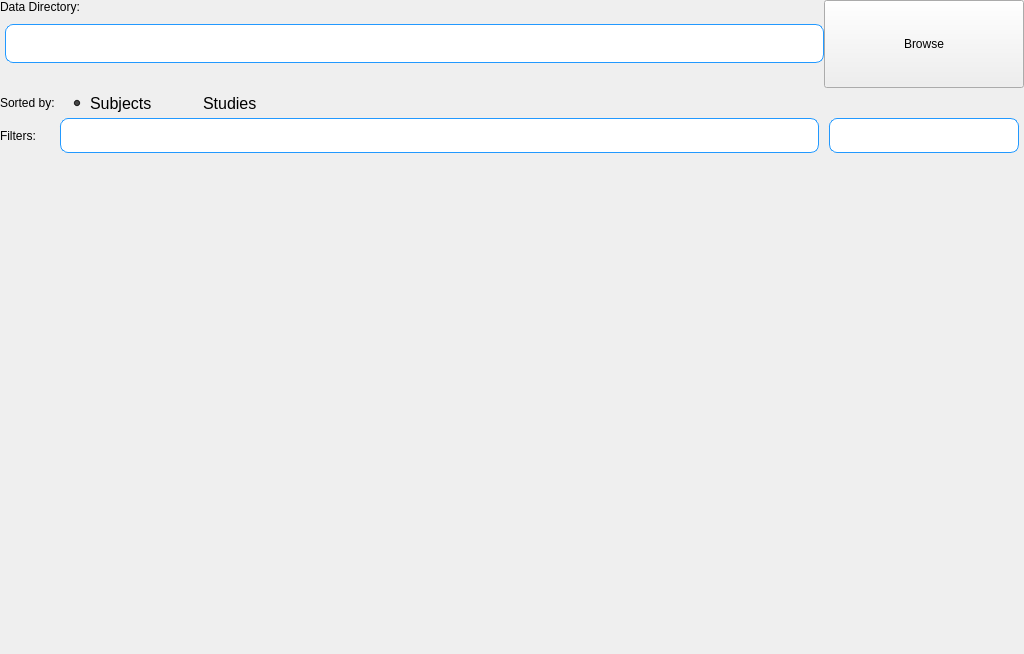
Old version of the form src/ihm/SubjectsFrame.ui in the repository lamyj/dicomifier.
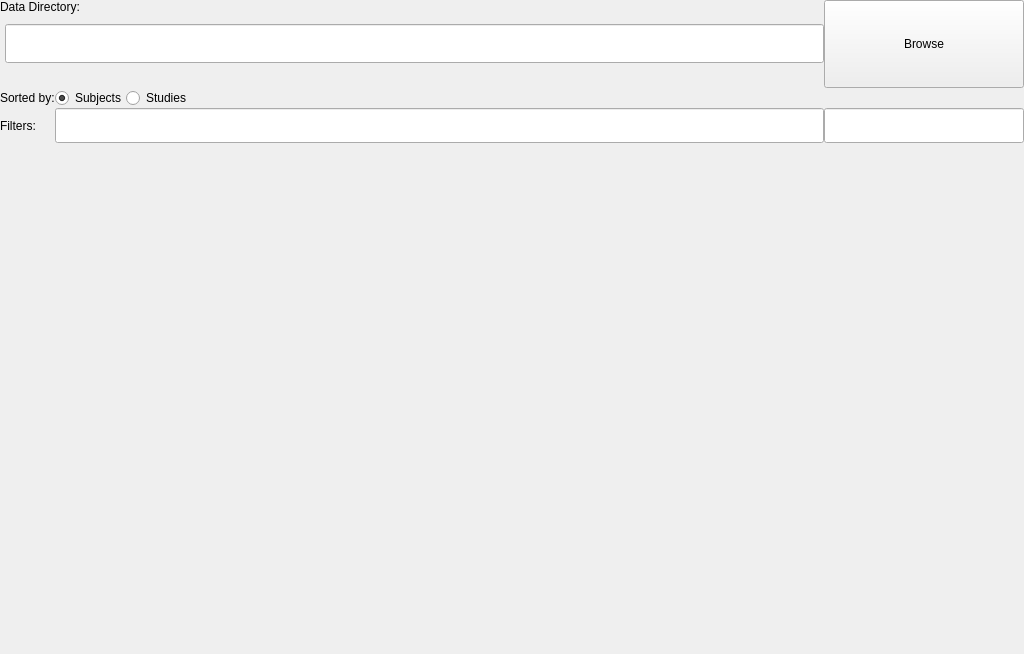
New version of the form.

The edit to the form file:
```diff
--- a/src/ihm/SubjectsFrame.ui
+++ b/src/ihm/SubjectsFrame.ui
@@ -20,29 +20,14 @@
    <string>Form</string>
   </property>
   <property name="styleSheet">
-   <string notr="true">QLineEdit
-{
-    margin: 0px 5px;
-    background-color: white;
-    border-radius: 8px;
-    border: 1px solid #2299FF;
-}
-
-QLineEdit#dataDirectory
+   <string notr="true">QLineEdit#dataDirectory
 {
     margin-left: 5px;
     margin-right: 0px;
     margin-bottom: 25px;
     margin-top: 0px;
 }
-
-QRadioButton
-{
-    margin: 5px 15px;
-    font-size: 16px;
-    background: transparent;
-    border: none;
-}</string>
+</string>
   </property>
   <layout class="QGridLayout" name="gridLayout">
    <property name="leftMargin">
```
